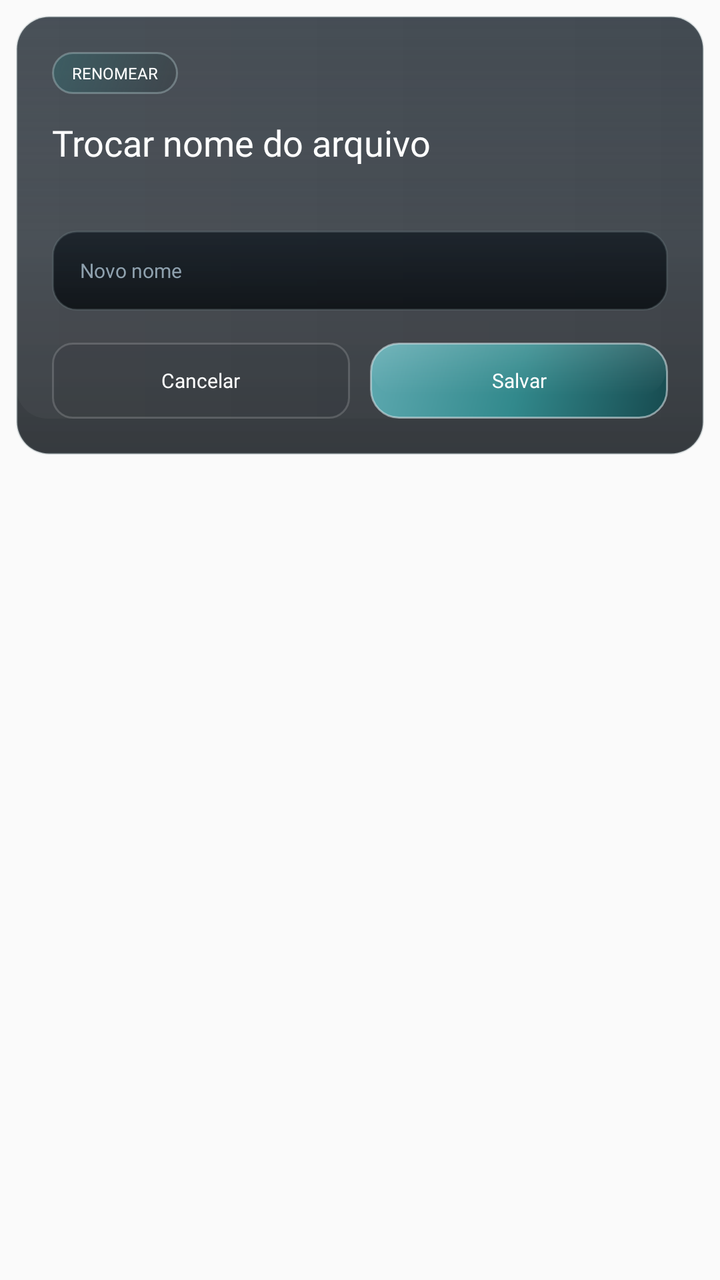
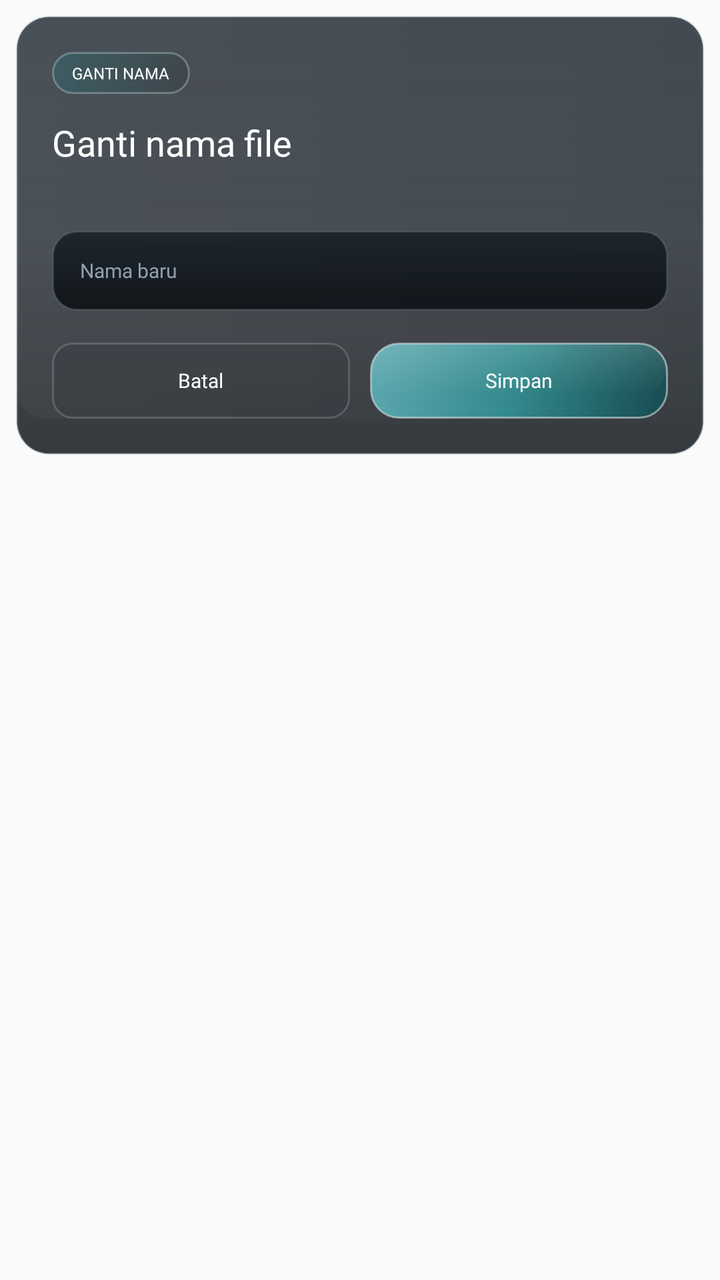

Compare the two renders of this Android layout. The source of the first and the diff that turns it into the second are given below.
<!-- AndroidManifest.xml: application theme Theme.AppCompat.Light.NoActionBar.FullScreen -->
<!-- res/layout/dialog_host_file_rename.xml -->
<?xml version="1.0" encoding="utf-8"?>
<FrameLayout xmlns:android="http://schemas.android.com/apk/res/android"
    android:layout_width="match_parent"
    android:layout_height="wrap_content"
    android:padding="8dp">

    <LinearLayout
        android:layout_width="match_parent"
        android:layout_height="wrap_content"
        android:background="@drawable/home_panel_surface"
        android:orientation="vertical"
        android:padding="18dp">

        <TextView
            android:id="@+id/dialog_host_rename_badge"
            android:layout_width="wrap_content"
            android:layout_height="wrap_content"
            android:background="@drawable/home_news_badge"
            android:fontFamily="@font/montserrat_bold"
            android:paddingStart="10dp"
            android:paddingTop="5dp"
            android:paddingEnd="10dp"
            android:paddingBottom="5dp"
            android:text="Renomear"
            android:textAllCaps="true"
            android:textColor="@android:color/white"
            android:textSize="8sp" />

        <TextView
            android:id="@+id/dialog_host_rename_title"
            android:layout_width="wrap_content"
            android:layout_height="wrap_content"
            android:layout_marginTop="12dp"
            android:fontFamily="@font/montserrat_black"
            android:text="Trocar nome do arquivo"
            android:textColor="@android:color/white"
            android:textSize="18sp" />

        <TextView
            android:id="@+id/dialog_host_rename_path"
            android:layout_width="match_parent"
            android:layout_height="wrap_content"
            android:layout_marginTop="6dp"
            android:fontFamily="@font/montserrat_medium"
            android:textColor="@color/launcher_text_secondary"
            android:textSize="8.5sp" />

        <EditText
            android:id="@+id/dialog_host_rename_input"
            android:layout_width="match_parent"
            android:layout_height="40dp"
            android:layout_marginTop="14dp"
            android:background="@drawable/launcher_field_surface_dark"
            android:fontFamily="@font/montserrat_bold"
            android:hint="Novo nome"
            android:imeOptions="actionDone|flagNoExtractUi"
            android:paddingStart="14dp"
            android:paddingEnd="14dp"
            android:singleLine="true"
            android:textColor="@android:color/white"
            android:textColorHint="@color/launcher_text_muted"
            android:textSize="10sp" />

        <LinearLayout
            android:layout_width="match_parent"
            android:layout_height="wrap_content"
            android:layout_marginTop="16dp"
            android:orientation="horizontal">

            <TextView
                android:id="@+id/dialog_host_rename_cancel"
                android:layout_width="0dp"
                android:layout_height="38dp"
                android:layout_weight="1"
                android:background="@drawable/home_action_text_button"
                android:fontFamily="@font/montserrat_bold"
                android:gravity="center"
                android:text="Cancelar"
                android:textColor="@android:color/white"
                android:textSize="10sp" />

            <TextView
                android:id="@+id/dialog_host_rename_save"
                android:layout_width="0dp"
                android:layout_height="38dp"
                android:layout_marginStart="10dp"
                android:layout_weight="1"
                android:background="@drawable/home_server_select_button"
                android:fontFamily="@font/montserrat_bold"
                android:gravity="center"
                android:text="Salvar"
                android:textColor="@android:color/white"
                android:textSize="10sp" />
        </LinearLayout>
    </LinearLayout>

</FrameLayout>
<!-- resources referenced by this layout -->
<resources>
  <color name="launcher_text_muted">#8FA1AE</color>
  <color name="launcher_text_secondary">#D4DEE4</color>
  <!-- drawable home_action_text_button (drawable) -->
  <?xml version="1.0" encoding="utf-8"?>
  <shape xmlns:android="http://schemas.android.com/apk/res/android"
      android:shape="rectangle">
      <solid android:color="#140F141A" />
      <corners android:radius="10dp" />
      <stroke
          android:width="1dp"
          android:color="#2AFFFFFF" />
  </shape>
  <!-- drawable home_news_badge (drawable) -->
  <?xml version="1.0" encoding="utf-8"?>
  <shape xmlns:android="http://schemas.android.com/apk/res/android"
      android:shape="rectangle">
      <gradient
          android:angle="315"
          android:startColor="#6C2D6F73"
          android:endColor="#33192325" />
      <corners android:radius="10dp" />
      <stroke
          android:width="1dp"
          android:color="#5DBBD4D5" />
  </shape>
  <!-- drawable home_server_select_button (drawable) -->
  <?xml version="1.0" encoding="utf-8"?>
  <layer-list xmlns:android="http://schemas.android.com/apk/res/android">
      <item android:top="2dp">
          <shape android:shape="rectangle">
              <solid android:color="#50101920" />
              <corners android:radius="14dp" />
          </shape>
      </item>
      <item>
          <shape android:shape="rectangle">
              <gradient
                  android:angle="315"
                  android:startColor="#5EA9B0"
                  android:centerColor="@color/launcher_accent_teal"
                  android:endColor="@color/launcher_accent_teal_dark" />
              <corners android:radius="14dp" />
              <stroke
                  android:width="1dp"
                  android:color="#92DAE8EC" />
          </shape>
      </item>
      <item
          android:left="1dp"
          android:top="1dp"
          android:right="1dp"
          android:bottom="12dp">
          <shape android:shape="rectangle">
              <gradient
                  android:angle="270"
                  android:startColor="#24EFFFFF"
                  android:centerColor="#10FFFFFF"
                  android:endColor="#00FFFFFF" />
              <corners android:radius="13dp" />
          </shape>
      </item>
  </layer-list>
  <!-- drawable launcher_field_surface_dark (drawable) -->
  <?xml version="1.0" encoding="utf-8"?>
  <shape xmlns:android="http://schemas.android.com/apk/res/android"
      android:shape="rectangle">
      <gradient
          android:angle="270"
          android:startColor="#C9121A22"
          android:endColor="#D2070B0F" />
      <corners android:radius="12dp" />
      <stroke
          android:width="1dp"
          android:color="@color/launcher_border_soft" />
  </shape>
  <style name="Theme.AppCompat.Light.NoActionBar.FullScreen" parent="@style/Theme.AppCompat.Light.NoActionBar">
          <item name="android:windowNoTitle">true</item>
          <item name="android:windowActionBar">false</item>
          <item name="android:windowFullscreen">true</item>
          <item name="android:windowContentOverlay">@null</item>
          <item name="android:windowLayoutInDisplayCutoutMode">shortEdges</item>
      </style>
  <color name="launcher_panel_top">#E71B242D</color>
  <color name="launcher_panel_bottom">#D00A0F14</color>
  <color name="launcher_border_soft">#42798A91</color>
  <color name="launcher_accent_teal">#32898C</color>
  <color name="launcher_accent_teal_dark">#174A4F</color>
  <!-- unchanged entries left out for length: 1 -->
</resources>

<!-- the commit's change to res/layout/dialog_host_file_rename.xml (unified diff, before → after) -->
@@ -21,7 +21,7 @@
             android:paddingTop="5dp"
             android:paddingEnd="10dp"
             android:paddingBottom="5dp"
-            android:text="Renomear"
+            android:text="Ganti nama"
             android:textAllCaps="true"
             android:textColor="@android:color/white"
             android:textSize="8sp" />
@@ -32,7 +32,7 @@
             android:layout_height="wrap_content"
             android:layout_marginTop="12dp"
             android:fontFamily="@font/montserrat_black"
-            android:text="Trocar nome do arquivo"
+            android:text="Ganti nama file"
             android:textColor="@android:color/white"
             android:textSize="18sp" />
 
@@ -52,7 +52,7 @@
             android:layout_marginTop="14dp"
             android:background="@drawable/launcher_field_surface_dark"
             android:fontFamily="@font/montserrat_bold"
-            android:hint="Novo nome"
+            android:hint="Nama baru"
             android:imeOptions="actionDone|flagNoExtractUi"
             android:paddingStart="14dp"
             android:paddingEnd="14dp"
@@ -75,7 +75,7 @@
                 android:background="@drawable/home_action_text_button"
                 android:fontFamily="@font/montserrat_bold"
                 android:gravity="center"
-                android:text="Cancelar"
+                android:text="Batal"
                 android:textColor="@android:color/white"
                 android:textSize="10sp" />
 
@@ -88,7 +88,7 @@
                 android:background="@drawable/home_server_select_button"
                 android:fontFamily="@font/montserrat_bold"
                 android:gravity="center"
-                android:text="Salvar"
+                android:text="Simpan"
                 android:textColor="@android:color/white"
                 android:textSize="10sp" />
         </LinearLayout>
